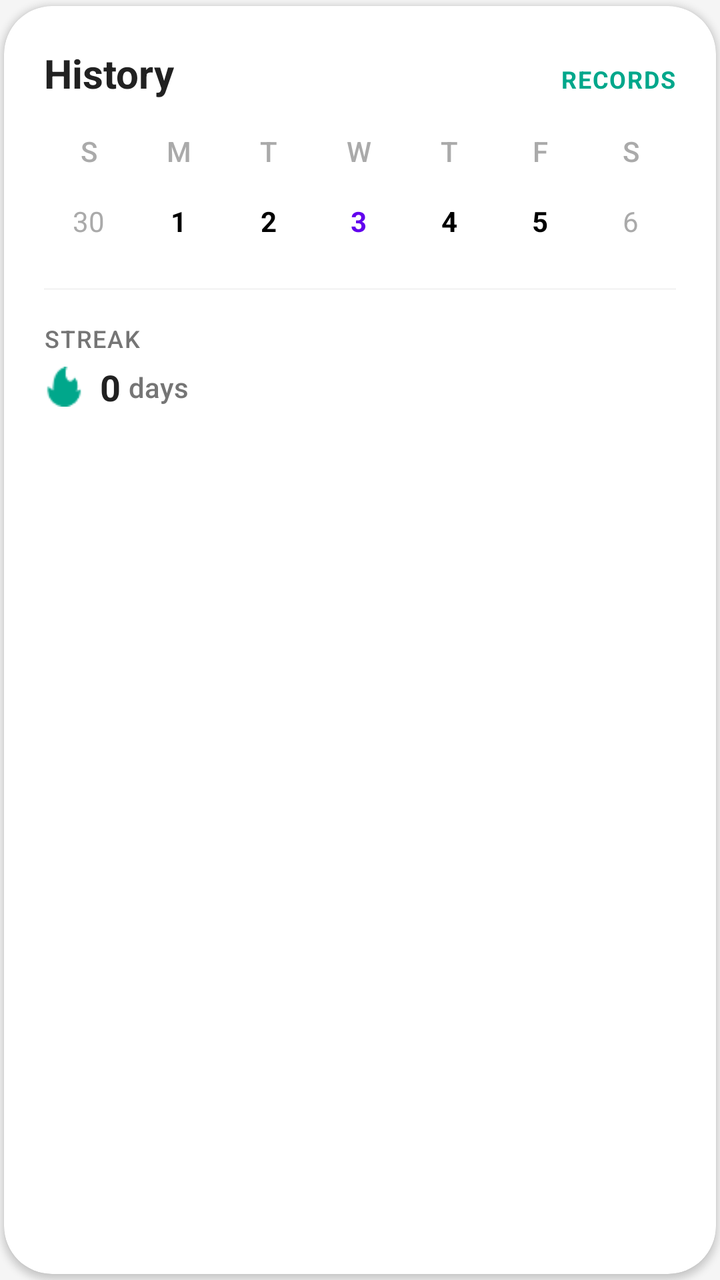
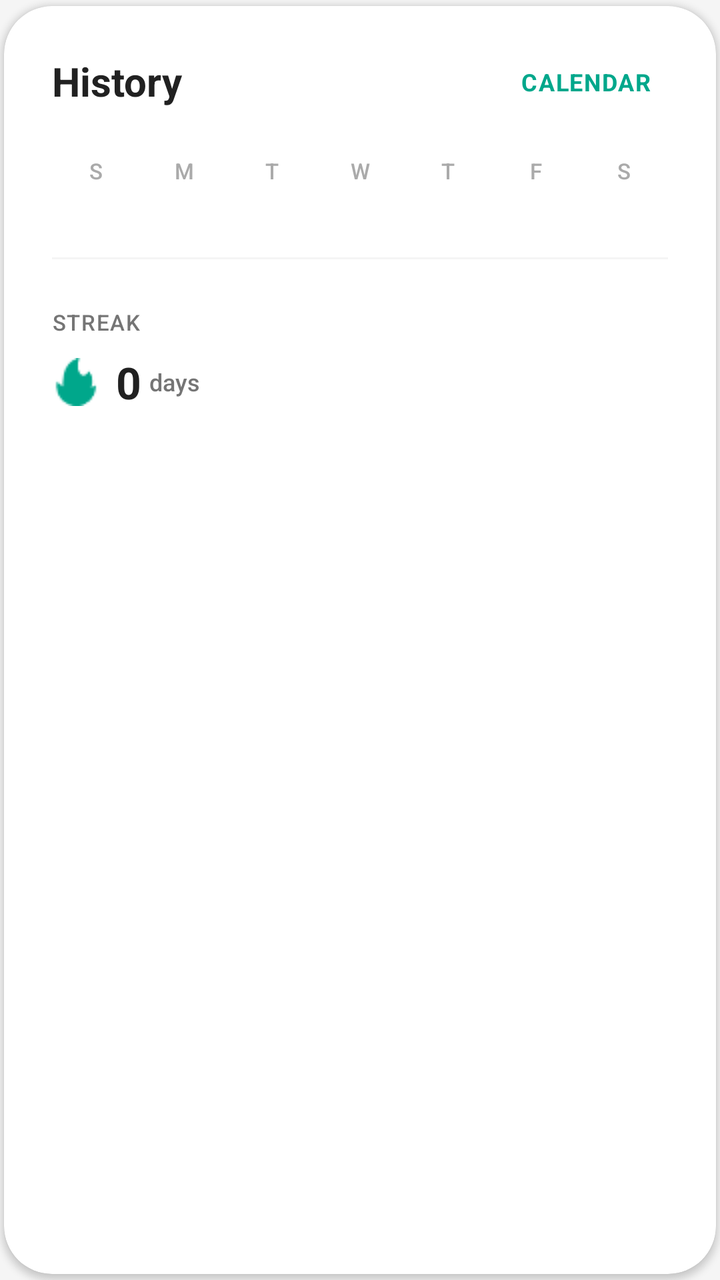

Before-and-after screenshots of an Android layout around one commit, followed by the original layout XML and the change that was made.
<!-- AndroidManifest.xml: application theme Theme.Nutriority -->
<!-- res/layout/item_preview_calendar.xml -->
<?xml version="1.0" encoding="utf-8"?>
<com.google.android.material.card.MaterialCardView
    xmlns:android="http://schemas.android.com/apk/res/android"
    xmlns:app="http://schemas.android.com/apk/res-auto"
    android:layout_width="match_parent"
    android:layout_height="wrap_content"
    android:layout_marginTop="16dp"
    app:cardBackgroundColor="@android:color/white"
    app:cardCornerRadius="24dp"
    app:cardElevation="2dp"
    app:cardPreventCornerOverlap="false"
    app:cardUseCompatPadding="true"
    app:strokeWidth="0dp">

    <androidx.constraintlayout.widget.ConstraintLayout
        android:layout_width="match_parent"
        android:layout_height="wrap_content"
        android:background="@android:color/transparent"
        android:padding="20dp">

        <TextView
            android:id="@+id/text_history_title"
            android:layout_width="wrap_content"
            android:layout_height="wrap_content"
            android:fontFamily="sans-serif"
            android:textStyle="bold"
            android:text="History"
            android:textColor="#212121"
            android:textSize="20sp"
            app:layout_constraintStart_toStartOf="parent"
            app:layout_constraintTop_toTopOf="parent" />

        <TextView
            android:layout_width="wrap_content"
            android:layout_height="wrap_content"
            android:fontFamily="sans-serif"
            android:textStyle="bold"
            android:text="RECORDS"
            android:textColor="@color/green"
            android:textSize="12sp"
            android:letterSpacing="0.05"
            app:layout_constraintBaseline_toBaselineOf="@+id/text_history_title"
            app:layout_constraintEnd_toEndOf="parent" />

        <TableLayout
            android:id="@+id/calendar_table"
            android:layout_width="match_parent"
            android:layout_height="wrap_content"
            android:layout_marginTop="16dp"
            android:stretchColumns="*"
            app:layout_constraintTop_toBottomOf="@+id/text_history_title">

            <TableRow
                android:layout_width="match_parent"
                android:layout_height="wrap_content"
                android:layout_marginBottom="8dp">

                <TextView style="@style/DayLabel" android:fontFamily="sans-serif-medium" android:text="S" />
                <TextView style="@style/DayLabel" android:fontFamily="sans-serif-medium" android:text="M" />
                <TextView style="@style/DayLabel" android:fontFamily="sans-serif-medium" android:text="T" />
                <TextView style="@style/DayLabel" android:fontFamily="sans-serif-medium" android:text="W" />
                <TextView style="@style/DayLabel" android:fontFamily="sans-serif-medium" android:text="T" />
                <TextView style="@style/DayLabel" android:fontFamily="sans-serif-medium" android:text="F" />
                <TextView style="@style/DayLabel" android:fontFamily="sans-serif-medium" android:text="S" />
            </TableRow>

            <TableRow android:layout_width="match_parent" android:layout_height="wrap_content">
                <TextView style="@style/CalendarDate.Faded" android:fontFamily="sans-serif" android:text="30" />
                <TextView style="@style/CalendarDate" android:fontFamily="sans-serif" android:text="1" />
                <TextView style="@style/CalendarDate" android:fontFamily="sans-serif" android:text="2" />
                <TextView style="@style/CalendarDate.Selected" android:fontFamily="sans-serif" android:text="3" />
                <TextView style="@style/CalendarDate" android:fontFamily="sans-serif" android:text="4" />
                <TextView style="@style/CalendarDate" android:fontFamily="sans-serif" android:text="5" />
                <TextView style="@style/CalendarDate.Faded" android:fontFamily="sans-serif" android:text="6" />
            </TableRow>
        </TableLayout>

        <View
            android:id="@+id/divider"
            android:layout_width="match_parent"
            android:layout_height="1dp"
            android:layout_marginTop="16dp"
            android:background="#F5F5F5"
            app:layout_constraintTop_toBottomOf="@id/calendar_table" />

        <TextView
            android:id="@+id/text_day_streak_label"
            android:layout_width="wrap_content"
            android:layout_height="wrap_content"
            android:layout_marginTop="16dp"
            android:fontFamily="sans-serif-medium"
            android:text="STREAK"
            android:textColor="#757575"
            android:textSize="12sp"
            android:letterSpacing="0.05"
            app:layout_constraintStart_toStartOf="parent"
            app:layout_constraintTop_toBottomOf="@+id/divider" />

        <LinearLayout
            android:layout_width="wrap_content"
            android:layout_height="wrap_content"
            android:layout_marginTop="4dp"
            android:gravity="center_vertical"
            android:orientation="horizontal"
            app:layout_constraintStart_toStartOf="parent"
            app:layout_constraintTop_toBottomOf="@+id/text_day_streak_label">

            <ImageView
                android:layout_width="20dp"
                android:layout_height="20dp"
                android:importantForAccessibility="no"
                android:src="@drawable/ic_fire"
                app:tint="@color/green" />

            <TextView
                android:id="@+id/tvStreakCount"
                android:layout_width="wrap_content"
                android:layout_height="wrap_content"
                android:layout_marginStart="8dp"
                android:fontFamily="sans-serif"
                android:textStyle="bold"
                android:text="0"
                android:textColor="#212121"
                android:textSize="18sp" />

            <TextView
                android:layout_width="wrap_content"
                android:layout_height="wrap_content"
                android:layout_marginStart="4dp"
                android:fontFamily="sans-serif-medium"
                android:text="days"
                android:textColor="#757575"
                android:textSize="14sp" />
        </LinearLayout>

    </androidx.constraintlayout.widget.ConstraintLayout>
</com.google.android.material.card.MaterialCardView>
<!-- resources referenced by this layout -->
<resources>
  <color name="green">#00A78B</color>
  <!-- drawable ic_fire: png bitmap (drawable, 810 bytes) -->
  <style name="CalendarDate" parent="Widget.AppCompat.TextView">
          <item name="android:layout_width">0dp</item>
          <item name="android:layout_height">wrap_content</item>
          <item name="android:layout_weight">1</item>
          <item name="android:gravity">center</item>
          <item name="android:paddingVertical">8dp</item>
          <item name="android:textColor">@android:color/black</item>
          <item name="android:textSize">14sp</item>
          <item name="android:textStyle">bold</item>
      </style>
  <style name="CalendarDate.Faded">
          <item name="android:textColor">@android:color/darker_gray</item>
          <item name="android:textStyle">normal</item>
      </style>
  <style name="CalendarDate.Selected">
          <item name="android:textColor">@color/design_default_color_primary</item>
      </style>
  <style name="DayLabel" parent="Widget.AppCompat.TextView">
          <item name="android:layout_width">0dp</item>
          <item name="android:layout_height">wrap_content</item>
          <item name="android:layout_weight">1</item>
          <item name="android:gravity">center</item>
          <item name="android:textColor">@android:color/darker_gray</item>
          <item name="android:textSize">14sp</item>
      </style>
  <style name="Theme.Nutriority" parent="Base.Theme.Nutriority" />
  <style name="Base.Theme.Nutriority" parent="Theme.Material3.Light.NoActionBar">
          <item name="android:windowBackground">#F5F5F5</item>
          <item name="android:windowDrawsSystemBarBackgrounds">true</item>
          <item name="android:statusBarColor">@android:color/transparent</item>
          <item name="android:windowLightStatusBar">true</item>
          <item name="android:navigationBarColor">@android:color/transparent</item>
          <item name="android:windowLightNavigationBar" tools:ignore="NewApi">true</item>
          <item name="android:enforceNavigationBarContrast" tools:ignore="NewApi">false</item>
      </style>
</resources>

<!-- the commit's change to res/layout/item_preview_calendar.xml (unified diff, before → after) -->
@@ -4,7 +4,7 @@
     xmlns:app="http://schemas.android.com/apk/res-auto"
     android:layout_width="match_parent"
     android:layout_height="wrap_content"
-    android:layout_marginTop="16dp"
+    android:layout_marginTop="8dp"
     app:cardBackgroundColor="@android:color/white"
     app:cardCornerRadius="24dp"
     app:cardElevation="2dp"
@@ -16,62 +16,85 @@
         android:layout_width="match_parent"
         android:layout_height="wrap_content"
         android:background="@android:color/transparent"
-        android:padding="20dp">
+        android:padding="24dp">
 
         <TextView
             android:id="@+id/text_history_title"
-            android:layout_width="wrap_content"
+            android:layout_width="0dp"
             android:layout_height="wrap_content"
             android:fontFamily="sans-serif"
             android:textStyle="bold"
             android:text="History"
             android:textColor="#212121"
             android:textSize="20sp"
+            app:layout_constraintEnd_toStartOf="@+id/layout_nav_month"
             app:layout_constraintStart_toStartOf="parent"
             app:layout_constraintTop_toTopOf="parent" />
 
+        <LinearLayout
+            android:id="@+id/layout_nav_month"
+            android:layout_width="wrap_content"
+            android:layout_height="wrap_content"
+            android:gravity="center_vertical"
+            android:orientation="horizontal"
+            android:visibility="gone"
+            app:layout_constraintBottom_toBottomOf="@+id/text_history_title"
+            app:layout_constraintEnd_toStartOf="@+id/btn_show_records"
+            app:layout_constraintTop_toTopOf="@+id/text_history_title">
+
+            <ImageView
+                android:id="@+id/btn_prev_month"
+                android:layout_width="32dp"
+                android:layout_height="32dp"
+                android:padding="6dp"
+                android:src="@drawable/ic_back_boxed"
+                app:tint="@color/green" />
+
+            <ImageView
+                android:id="@+id/btn_next_month"
+                android:layout_width="32dp"
+                android:layout_height="32dp"
+                android:rotation="180"
+                android:padding="6dp"
+                android:src="@drawable/ic_back_boxed"
+                app:tint="@color/green" />
+        </LinearLayout>
+
         <TextView
+            android:id="@+id/btn_show_records"
             android:layout_width="wrap_content"
             android:layout_height="wrap_content"
             android:fontFamily="sans-serif"
             android:textStyle="bold"
-            android:text="RECORDS"
+            android:text="CALENDAR"
             android:textColor="@color/green"
             android:textSize="12sp"
+            android:padding="8dp"
             android:letterSpacing="0.05"
-            app:layout_constraintBaseline_toBaselineOf="@+id/text_history_title"
-            app:layout_constraintEnd_toEndOf="parent" />
+            app:layout_constraintBottom_toBottomOf="@+id/text_history_title"
+            app:layout_constraintEnd_toEndOf="parent"
+            app:layout_constraintTop_toTopOf="@+id/text_history_title" />
 
         <TableLayout
             android:id="@+id/calendar_table"
             android:layout_width="match_parent"
             android:layout_height="wrap_content"
-            android:layout_marginTop="16dp"
+            android:layout_marginTop="24dp"
             android:stretchColumns="*"
             app:layout_constraintTop_toBottomOf="@+id/text_history_title">
 
             <TableRow
                 android:layout_width="match_parent"
                 android:layout_height="wrap_content"
-                android:layout_marginBottom="8dp">
+                android:layout_marginBottom="12dp">
 
-                <TextView style="@style/DayLabel" android:fontFamily="sans-serif-medium" android:text="S" />
-                <TextView style="@style/DayLabel" android:fontFamily="sans-serif-medium" android:text="M" />
-                <TextView style="@style/DayLabel" android:fontFamily="sans-serif-medium" android:text="T" />
-                <TextView style="@style/DayLabel" android:fontFamily="sans-serif-medium" android:text="W" />
-                <TextView style="@style/DayLabel" android:fontFamily="sans-serif-medium" android:text="T" />
-                <TextView style="@style/DayLabel" android:fontFamily="sans-serif-medium" android:text="F" />
-                <TextView style="@style/DayLabel" android:fontFamily="sans-serif-medium" android:text="S" />
-            </TableRow>
-
-            <TableRow android:layout_width="match_parent" android:layout_height="wrap_content">
-                <TextView style="@style/CalendarDate.Faded" android:fontFamily="sans-serif" android:text="30" />
-                <TextView style="@style/CalendarDate" android:fontFamily="sans-serif" android:text="1" />
-                <TextView style="@style/CalendarDate" android:fontFamily="sans-serif" android:text="2" />
-                <TextView style="@style/CalendarDate.Selected" android:fontFamily="sans-serif" android:text="3" />
-                <TextView style="@style/CalendarDate" android:fontFamily="sans-serif" android:text="4" />
-                <TextView style="@style/CalendarDate" android:fontFamily="sans-serif" android:text="5" />
-                <TextView style="@style/CalendarDate.Faded" android:fontFamily="sans-serif" android:text="6" />
+                <TextView style="@style/DayLabel" android:fontFamily="sans-serif-medium" android:text="S" android:textSize="11sp" />
+                <TextView style="@style/DayLabel" android:fontFamily="sans-serif-medium" android:text="M" android:textSize="11sp" />
+                <TextView style="@style/DayLabel" android:fontFamily="sans-serif-medium" android:text="T" android:textSize="11sp" />
+                <TextView style="@style/DayLabel" android:fontFamily="sans-serif-medium" android:text="W" android:textSize="11sp" />
+                <TextView style="@style/DayLabel" android:fontFamily="sans-serif-medium" android:text="T" android:textSize="11sp" />
+                <TextView style="@style/DayLabel" android:fontFamily="sans-serif-medium" android:text="F" android:textSize="11sp" />
+                <TextView style="@style/DayLabel" android:fontFamily="sans-serif-medium" android:text="S" android:textSize="11sp" />
             </TableRow>
         </TableLayout>
 
@@ -79,7 +102,7 @@
             android:id="@+id/divider"
             android:layout_width="match_parent"
             android:layout_height="1dp"
-            android:layout_marginTop="16dp"
+            android:layout_marginTop="24dp"
             android:background="#F5F5F5"
             app:layout_constraintTop_toBottomOf="@id/calendar_table" />
 
@@ -87,11 +110,11 @@
             android:id="@+id/text_day_streak_label"
             android:layout_width="wrap_content"
             android:layout_height="wrap_content"
-            android:layout_marginTop="16dp"
+            android:layout_marginTop="24dp"
             android:fontFamily="sans-serif-medium"
             android:text="STREAK"
             android:textColor="#757575"
-            android:textSize="12sp"
+            android:textSize="11sp"
             android:letterSpacing="0.05"
             app:layout_constraintStart_toStartOf="parent"
             app:layout_constraintTop_toBottomOf="@+id/divider" />
@@ -99,15 +122,15 @@
         <LinearLayout
             android:layout_width="wrap_content"
             android:layout_height="wrap_content"
-            android:layout_marginTop="4dp"
+            android:layout_marginTop="8dp"
             android:gravity="center_vertical"
             android:orientation="horizontal"
             app:layout_constraintStart_toStartOf="parent"
             app:layout_constraintTop_toBottomOf="@+id/text_day_streak_label">
 
             <ImageView
-                android:layout_width="20dp"
-                android:layout_height="20dp"
+                android:layout_width="24dp"
+                android:layout_height="24dp"
                 android:importantForAccessibility="no"
                 android:src="@drawable/ic_fire"
                 app:tint="@color/green" />
@@ -121,7 +144,7 @@
                 android:textStyle="bold"
                 android:text="0"
                 android:textColor="#212121"
-                android:textSize="18sp" />
+                android:textSize="22sp" />
 
             <TextView
                 android:layout_width="wrap_content"
@@ -130,7 +153,7 @@
                 android:fontFamily="sans-serif-medium"
                 android:text="days"
                 android:textColor="#757575"
-                android:textSize="14sp" />
+                android:textSize="12sp" />
         </LinearLayout>
 
     </androidx.constraintlayout.widget.ConstraintLayout>
<!-- resource entries referenced after the edit -->
@@ -1,24 +1,34 @@
 <!-- resources referenced by this layout -->
 <resources>
   <color name="green">#00A78B</color>
+  <!-- drawable ic_back_boxed (drawable) -->
+  <?xml version="1.0" encoding="utf-8"?>
+  <layer-list xmlns:android="http://schemas.android.com/apk/res/android">
+      <item>
+          <shape android:shape="rectangle">
+              <corners android:radius="12dp" />
+              <solid android:color="#5FFFFFFF" />
+              <size android:width="40dp" android:height="40dp" />
+          </shape>
+      </item>
+      <item
+          android:bottom="8dp"
+          android:left="8dp"
+          android:right="8dp"
+          android:top="8dp">
+          <vector
+              android:width="24dp"
+              android:height="24dp"
+              android:viewportWidth="24"
+              android:viewportHeight="24"
+              android:autoMirrored="true">
+              <path
+                  android:fillColor="#212121"
+                  android:pathData="M20,11H7.83l5.59,-5.59L12,4l-8,8 8,8 1.41,-1.41L7.83,13H20v-2z"/>
+          </vector>
+      </item>
+  </layer-list>
   <!-- drawable ic_fire: png bitmap (drawable, 810 bytes) -->
-  <style name="CalendarDate" parent="Widget.AppCompat.TextView">
-          <item name="android:layout_width">0dp</item>
-          <item name="android:layout_height">wrap_content</item>
-          <item name="android:layout_weight">1</item>
-          <item name="android:gravity">center</item>
-          <item name="android:paddingVertical">8dp</item>
-          <item name="android:textColor">@android:color/black</item>
-          <item name="android:textSize">14sp</item>
-          <item name="android:textStyle">bold</item>
-      </style>
-  <style name="CalendarDate.Faded">
-          <item name="android:textColor">@android:color/darker_gray</item>
-          <item name="android:textStyle">normal</item>
-      </style>
-  <style name="CalendarDate.Selected">
-          <item name="android:textColor">@color/design_default_color_primary</item>
-      </style>
   <style name="DayLabel" parent="Widget.AppCompat.TextView">
           <item name="android:layout_width">0dp</item>
           <item name="android:layout_height">wrap_content</item>
